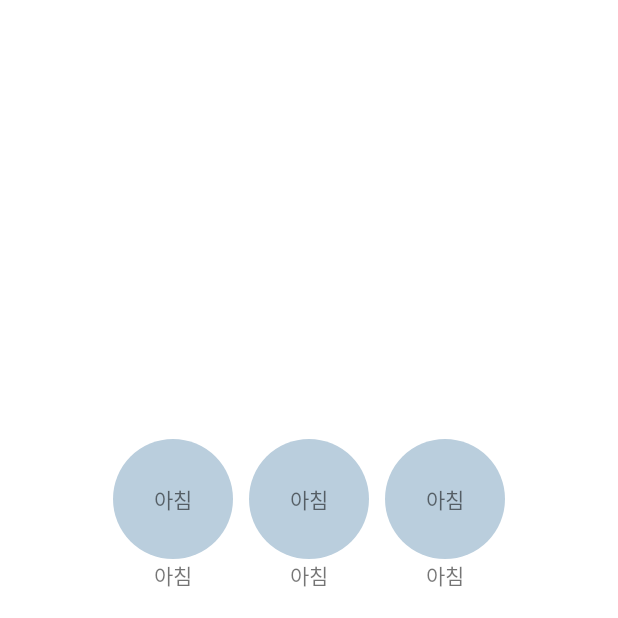
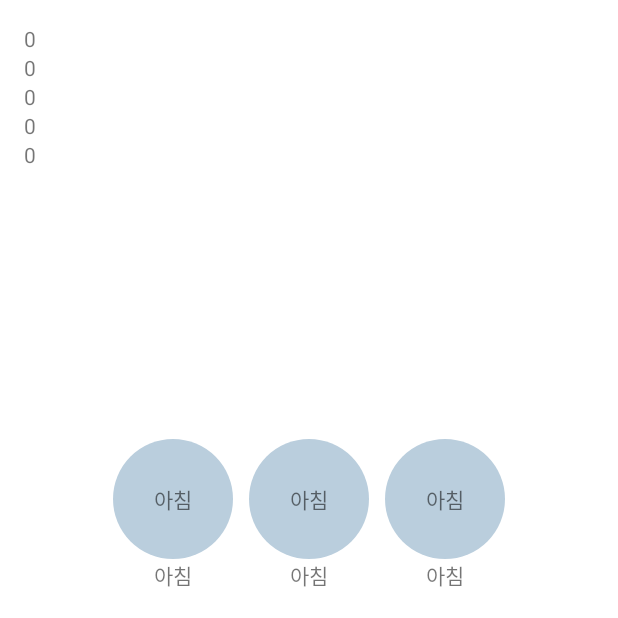
Before and after one commit to secleezy/CBNUworkout, an Android app: the fragment mainhome_list placed in its activity, on a phone screen of 412 x 824 dp, the top half of it. Run offline under Robolectric (Android 15) with nearby library versions, the phone set to English and light mode, and no system bars; our stand-ins replace Firebase (no records; nobody signed in at launch, a user with empty details on screens opened directly); 1 statement that could not run was skipped.

Commit message:
0720 음식 검색 및 할당 가능
7월 내 할일 : 운동 검색, 할당 가능

```diff
--- a/app/src/main/res/layout/fragment_mainhome_list.xml
+++ b/app/src/main/res/layout/fragment_mainhome_list.xml
@@ -5,6 +5,46 @@
     android:layout_height="match_parent"
     xmlns:app="http://schemas.android.com/apk/res-auto"
     tools:context=".mainhome_list">
+
+
+    <LinearLayout
+        android:layout_width="match_parent"
+        android:layout_height="wrap_content"
+        android:orientation="vertical"
+        android:padding="16dp">
+
+        <TextView
+            android:id="@+id/carbsValue"
+            android:layout_width="wrap_content"
+            android:layout_height="wrap_content"
+            android:text="0" />
+
+        <TextView
+            android:id="@+id/proteinValue"
+            android:layout_width="wrap_content"
+            android:layout_height="wrap_content"
+            android:text="0" />
+
+        <TextView
+            android:id="@+id/fatValue"
+            android:layout_width="wrap_content"
+            android:layout_height="wrap_content"
+            android:text="0" />
+
+        <TextView
+            android:id="@+id/sugarValue"
+            android:layout_width="wrap_content"
+            android:layout_height="wrap_content"
+            android:text="0" />
+
+        <TextView
+            android:id="@+id/sodiumValue"
+            android:layout_width="wrap_content"
+            android:layout_height="wrap_content"
+            android:text="0" />
+    </LinearLayout>
+
+
 
     <!-- TODO: Update blank fragment layout -->
     <LinearLayout
```
Also changed, not shown: app/src/main/java/com/example/cbnugra/FoodSearchActivity.java (+45 -41 lines), app/src/main/java/com/example/cbnugra/mainhome_list.java (+117 -25 lines), app/src/main/res/layout/activity_food_search.xml (+26 -14 lines).
